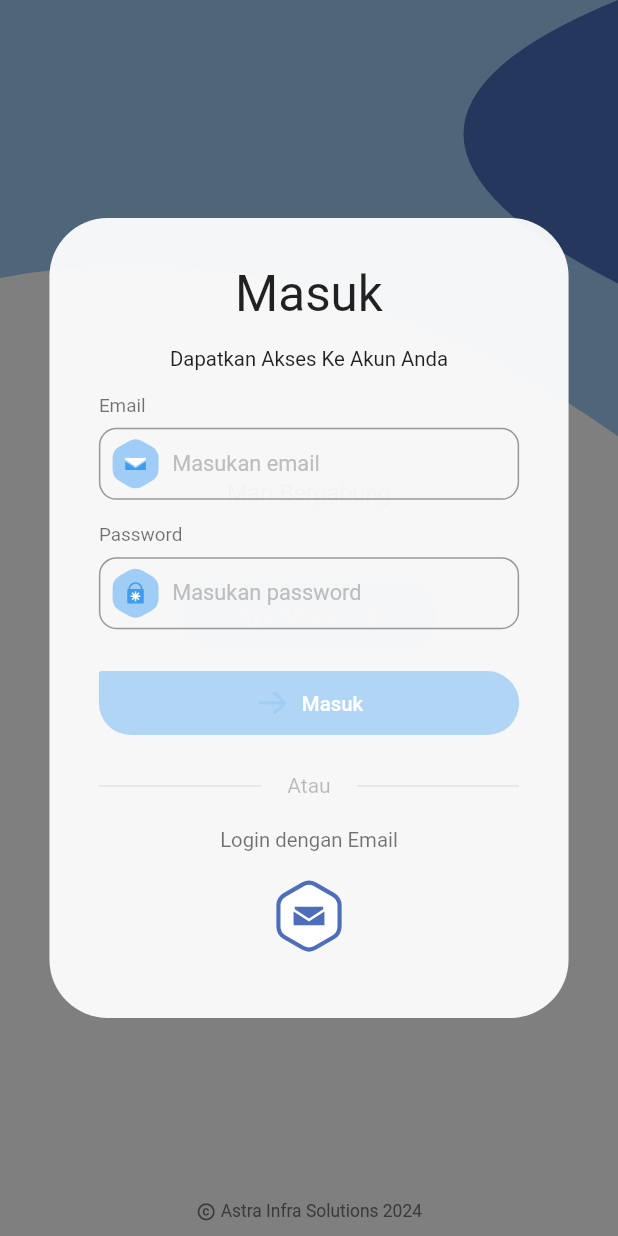
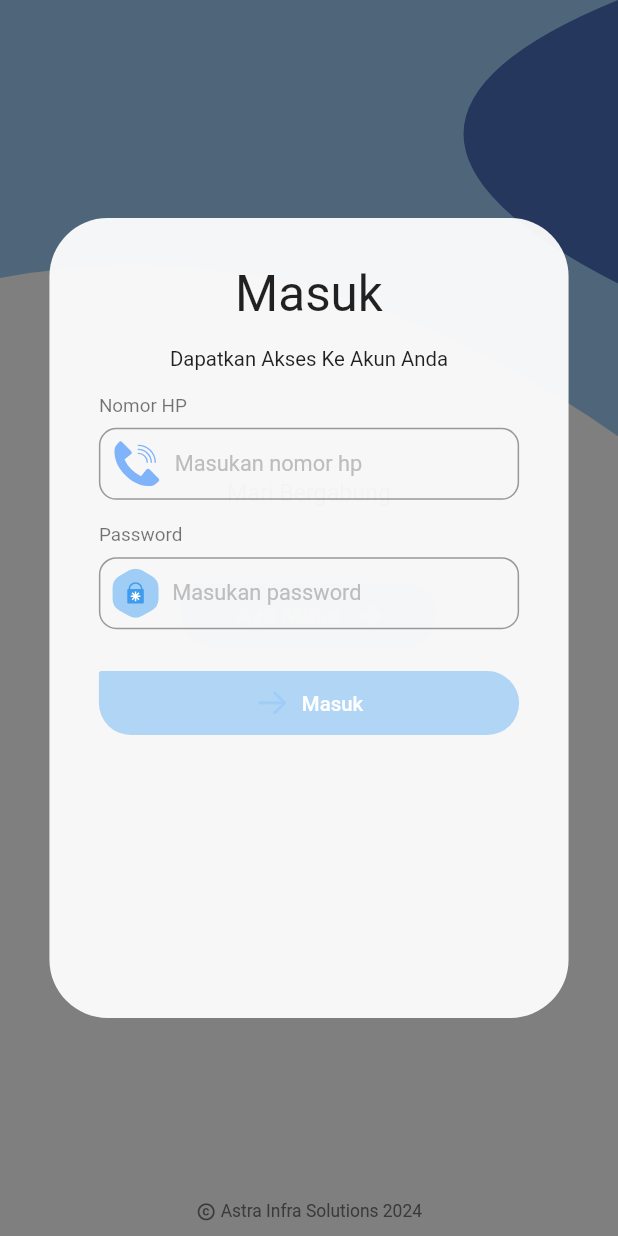
Before and after one commit to fullstack-jay/realtime_location_fe, a Flutter app: the screen it shows after launch, after a tap on "Ayo Mulai", on a phone screen of 412 x 824 dp. Run offline on Flutter 3.47's test engine with Material 2 defaults, Android fonts, the phone set to English and light mode, and no system bars; our stand-ins replace dio, flutter_dotenv, flutter_screenutil, flutter_svg, get, google_maps_flutter and 8 more; missing offline and left inert: flutter_polyline_points, google_api_availability; accounts and stored records are empty.

Commit message:
Initial Commit

```diff
--- a/lib/screens/authentication/signin/signin_dialog.dart
+++ b/lib/screens/authentication/signin/signin_dialog.dart
@@ -1,9 +1,6 @@
 import 'package:flutter/material.dart';
 import 'package:flutter_screenutil/flutter_screenutil.dart';
-import 'package:flutter_svg/svg.dart';
 import 'package:flutter_application_1/utils/colors.dart';
-import 'package:flutter_application_1/utils/helpers.dart';
-import '../signup/signup_page.dart';
 
 import 'signin_form.dart';
 
@@ -57,57 +54,6 @@ Future<Object?> customSignInDialog(BuildContext context,
                     ),
                   ),
                   const SignInForm(),
-                  Row(
-                    children: [
-                      const Expanded(child: Divider()),
-                      Padding(
-                        padding: EdgeInsets.symmetric(horizontal: 16.w),
-                        child: const Text(
-                          "Atau",
-                          style: TextStyle(
-                            color: Colors.black26,
-                          ),
-                        ),
-                      ),
-                      const Expanded(child: Divider()),
-                    ],
-                  ),
-                  Padding(
-                    padding: EdgeInsets.symmetric(vertical: 20.h),
-                    child: Text(
-                      "Login dengan Email",
-                      style: TextStyle(
-                        color: Colors.black54,
-                        fontSize: 14.sp,
-                      ),
-                    ),
-                  ),
-                  Row(
-                    mainAxisAlignment: MainAxisAlignment.spaceEvenly,
-                    children: [
-                      IconButton(
-                        padding: EdgeInsets.zero,
-                        onPressed: () {
-                          popPage(context);
-                          pushPage(context, to: const SignUpPage());
-                        },
-                        icon: SvgPicture.asset(
-                          "assets/icons/email_box.svg",
-                          height: 64.r,
-                          width: 64.r,
-                        ),
-                      ),
-                      // IconButton(
-                      //   padding: EdgeInsets.zero,
-                      //   onPressed: () {},
-                      //   icon: SvgPicture.asset(
-                      //     "assets/icons/google_box.svg",
-                      //     height: 64.r,
-                      //     width: 64.r,
-                      //   ),
-                      // ),
-                    ],
-                  )
                 ],
               ),
             ),
--- a/lib/screens/authentication/signin/signin_form.dart
+++ b/lib/screens/authentication/signin/signin_form.dart
@@ -20,13 +20,13 @@ class SignInForm extends StatefulWidget {
 class _SignInFormState extends State<SignInForm> {
   final IsLoading _isLoading = IsLoading.idle;
 
-  String? email;
+  String? phone;
   String? password;
 
   void _sign() async {
-    if (email != null &&
+    if (phone != null &&
         password != null &&
-        email!.isNotEmpty &&
+        phone!.isNotEmpty &&
         password!.isNotEmpty) {
       // Navigate to LayoutPage
       Get.offAll(() => const LayoutPage()); // Use your layout page widget
@@ -46,11 +46,11 @@ class _SignInFormState extends State<SignInForm> {
         crossAxisAlignment: CrossAxisAlignment.start,
         children: [
           SignInInputField(
-            hintText: "Email",
-            svg: "email.svg",
+            hintText: "Nomor HP",
+            svg: "phone.svg",
             onChanged: (value) {
               setState(() {
-                email = value;
+                phone = value;
               });
             },
           ),
```
Also changed, not shown: assets/icons/phone.svg (added).
